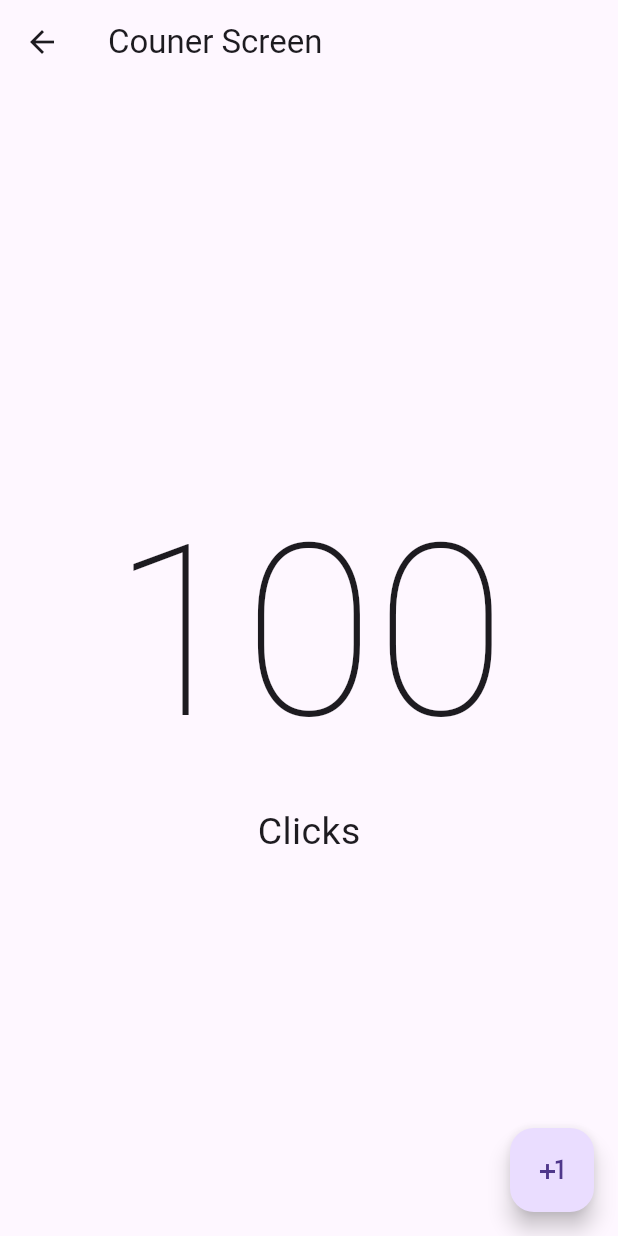
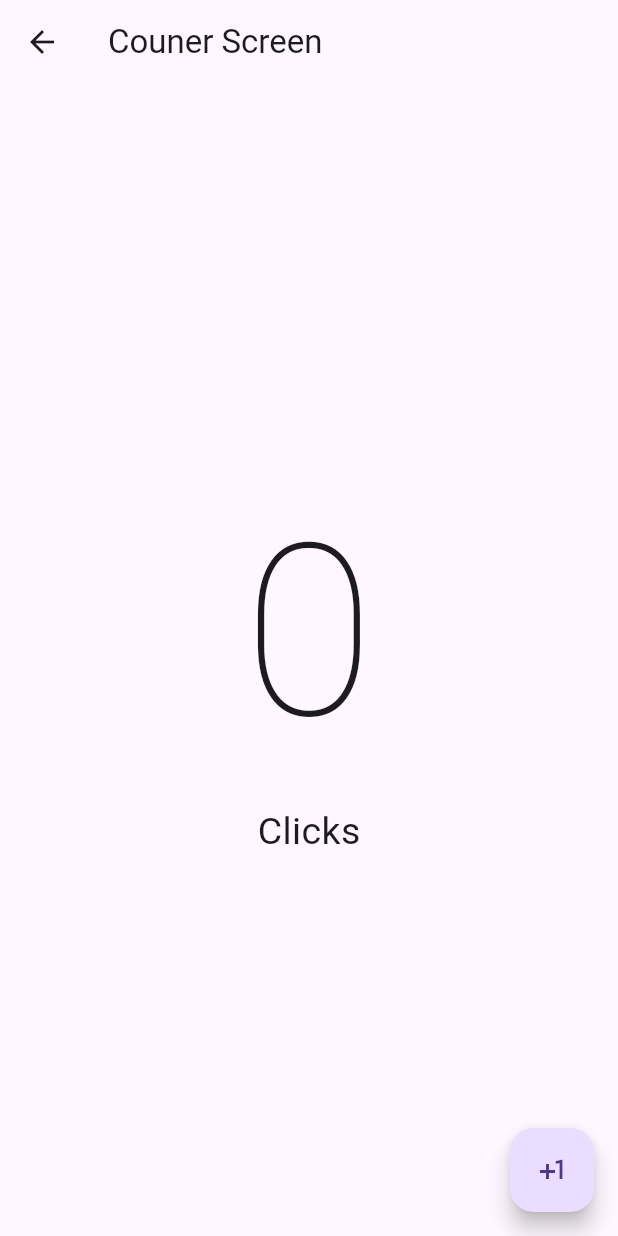
Before and after one commit to EnriqueMG4DS/FLUTTER, a Flutter app: the CounterScreen screen opened directly, on a phone screen of 412 x 824 dp. Run offline on Flutter 3.47's test engine with Material 3 defaults, Android fonts, the phone set to English and light mode, and no system bars.

Commit message:
Accion sobre boton y renderizado de pagina

```diff
--- a/ProgramFlut/hello_world_app/lib/presentacion/screens/counters/counter_screen.dart
+++ b/ProgramFlut/hello_world_app/lib/presentacion/screens/counters/counter_screen.dart
@@ -1,6 +1,21 @@
 import 'package:flutter/material.dart';
-class CounterScreen extends StatelessWidget {
+class CounterScreen extends StatefulWidget { //StatelessWidget es para funciones fijas y no dinamicas
+
+
   const CounterScreen({super.key});
+
+  @override
+  State<CounterScreen> createState() => _CounterScreenState();
+}
+
+
+
+
+
+
+
+class _CounterScreenState extends State<CounterScreen> {
+  int clickCounter = 0;
 
   @override // SE GENERA UN CONTENEDOR BACIO
   Widget build(BuildContext context) {
@@ -12,9 +27,9 @@ class CounterScreen extends StatelessWidget {
           Center(
             child: Column(
               mainAxisAlignment: MainAxisAlignment.center, // Se centra son este comando
-              children: const [
-                Text('100', style:TextStyle(fontSize: 160, fontWeight: FontWeight.w100)),
-                Text('Clicks',style:TextStyle(fontSize: 25))
+              children: [
+                Text('$clickCounter', style: const TextStyle(fontSize: 160, fontWeight: FontWeight.w100)),
+                const Text('Clicks',style:TextStyle(fontSize: 25))
               ],
             ),
 
@@ -22,6 +37,11 @@ class CounterScreen extends StatelessWidget {
           floatingActionButton: FloatingActionButton(
             onPressed: () {
 
+
+              setState(() {
+                clickCounter ++;
+              });
+
             },
             child: const Icon(Icons.plus_one),
           )
```
